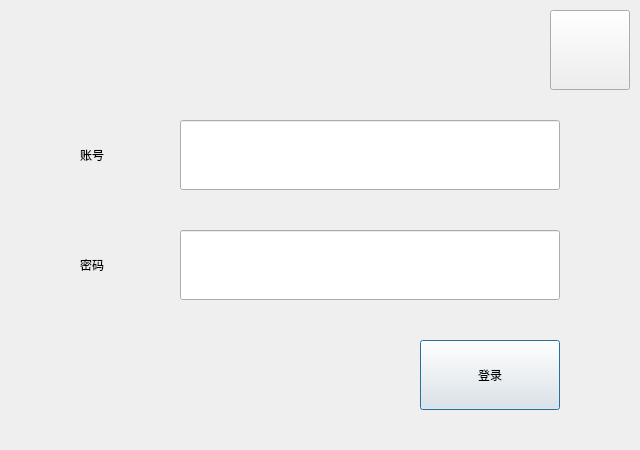
This is src/XMusic/ui/logindlg.ui in 1028417/XMusic as Qt 5 draws it before an edit. The edited form follows.
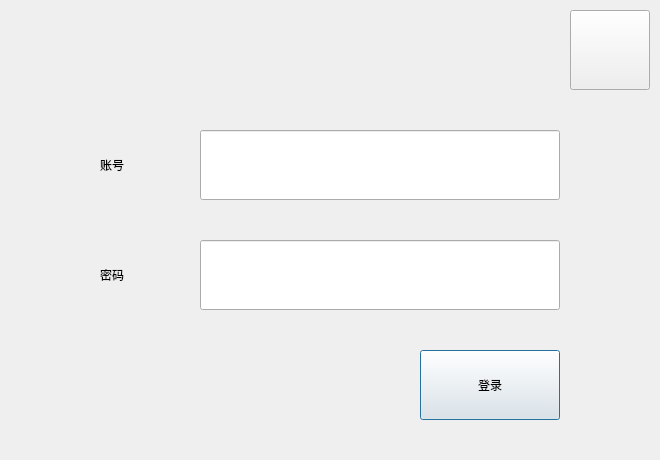
This is the edited form. Icons and pictures are not drawn. Custom widgets are drawn as their Qt base class.

What changed in the file:
```diff
--- a/src/XMusic/ui/logindlg.ui
+++ b/src/XMusic/ui/logindlg.ui
@@ -6,8 +6,8 @@
    <rect>
     <x>0</x>
     <y>0</y>
-    <width>640</width>
-    <height>450</height>
+    <width>660</width>
+    <height>460</height>
    </rect>
   </property>
   <property name="windowTitle">
@@ -16,9 +16,9 @@
   <widget class="QLineEdit" name="editUser">
    <property name="geometry">
     <rect>
-     <x>180</x>
-     <y>120</y>
-     <width>380</width>
+     <x>200</x>
+     <y>130</y>
+     <width>360</width>
      <height>70</height>
     </rect>
    </property>
@@ -33,7 +33,7 @@
    <property name="geometry">
     <rect>
      <x>420</x>
-     <y>340</y>
+     <y>350</y>
      <width>140</width>
      <height>70</height>
     </rect>
@@ -63,7 +63,7 @@
   <widget class="CButton" name="btnX">
    <property name="geometry">
     <rect>
-     <x>550</x>
+     <x>570</x>
      <y>10</y>
      <width>80</width>
      <height>80</height>
@@ -91,9 +91,9 @@
   <widget class="QLineEdit" name="editPwd">
    <property name="geometry">
     <rect>
-     <x>180</x>
-     <y>230</y>
-     <width>380</width>
+     <x>200</x>
+     <y>240</y>
+     <width>360</width>
      <height>70</height>
     </rect>
    </property>
@@ -110,8 +110,8 @@
   <widget class="CLabel" name="labelUser">
    <property name="geometry">
     <rect>
-     <x>80</x>
-     <y>120</y>
+     <x>100</x>
+     <y>130</y>
      <width>100</width>
      <height>70</height>
     </rect>
@@ -123,8 +123,8 @@
   <widget class="CLabel" name="labelPwd">
    <property name="geometry">
     <rect>
-     <x>80</x>
-     <y>230</y>
+     <x>100</x>
+     <y>240</y>
      <width>100</width>
      <height>70</height>
     </rect>
```
